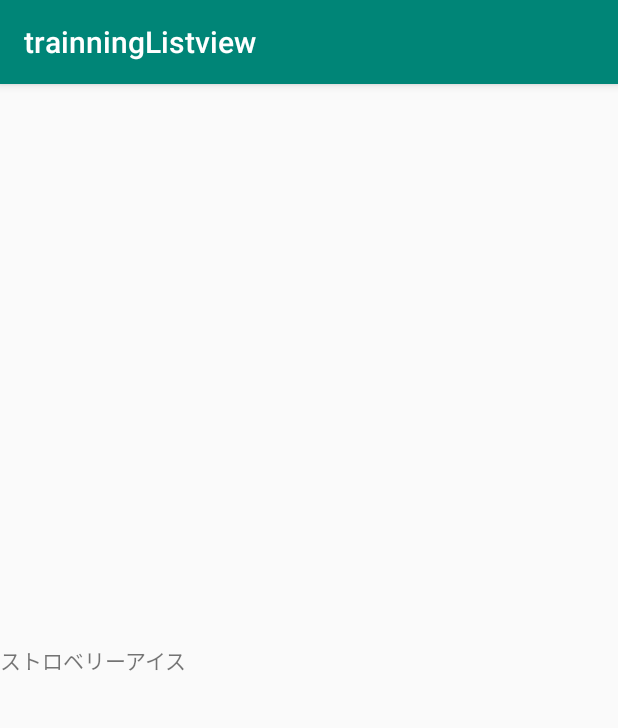
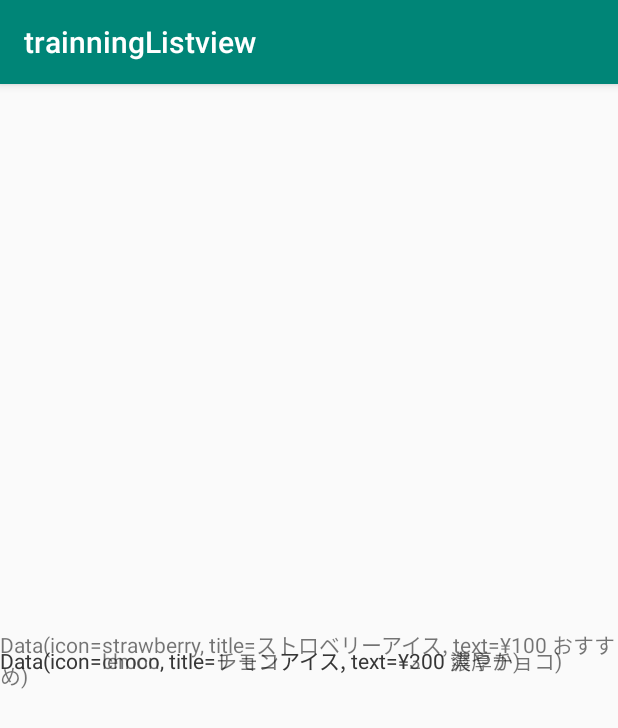
Before and after one commit to pii-programmer/trainningListview, an Android app: the screen it shows after launch (SubActivity), after a tap on "ストロベリーアイス", on a phone screen of 412 x 824 dp. Shown: the top 728 px of the screen. Run offline under Robolectric (Android 15) with nearby library versions, the phone set to English and light mode, and no system bars.

Commit message:
選んだリストが表示される様になったが全部表示されちゃう

```diff
--- a/app/src/main/java/com/example/trainninglistview/SubActivity.kt
+++ b/app/src/main/java/com/example/trainninglistview/SubActivity.kt
@@ -15,33 +15,25 @@ class SubActivity : AppCompatActivity(){
 
         val state = intent.getSerializableExtra("ICE_CREAM")
         if (state is DataState){
-            when {
-                state.strawberry == "Data(icon=strawberry, title=ストロベリーアイス, text=¥100 おすすめ)" -> {
-                    ice_cream.text = "ストロベリーアイス"
-                }
-                state.choco == "Data(icon=choco, title=チョコアイス, text=¥300 濃厚チョコ)" -> {
-                    ice_cream.text = "チョコアイス"
-                }
-                state.lemon == "Data(icon=lemon, title=レモンアイス, text=¥200 爽やか)" -> {
-                    ice_cream.text = "レモンアイス"
-                }
-            }
+            ice_cream_s.setText(state.strawberry)
+            ice_cream_c.setText(state.choco)
+            ice_cream_l.setText(state.lemon)
         }
 
-//        when {
-//            iceCream == "Data(icon=strawberry, title=ストロベリーアイス, text=¥100 おすすめ)" -> {
-//                ice_cream.text = "ストロベリーアイス"
-//            }
-//            iceCream == "Data(icon=choco, title=チョコアイス, text=¥300 濃厚チョコ)" -> {
-//                ice_cream.text = "チョコアイス"
-//            }
-//            iceCream == "Data(icon=lemon, title=レモンアイス, text=¥200 爽やか)" -> {
-//                ice_cream.text = "レモンアイス"
-//            }
-//        }
     }
 }
 
+//          when {
+//                state.strawberry == "Data(icon=strawberry, title=ストロベリーアイス, text=¥100 おすすめ)" -> {
+//                    ice_cream_s.text = "ストロベリーアイス"
+//                }
+//                state.choco == "Data(icon=choco, title=チョコアイス, text=¥300 濃厚チョコ)" -> {
+//                    ice_cream_c.text = "チョコアイス"
+//                }
+//                state.lemon == "Data(icon=lemon, title=レモンアイス, text=¥200 爽やか)" -> {
+//                    ice_cream_l.text = "レモンアイス"
+//                }
+//            }
 
 
 
--- a/app/src/main/res/layout/activity_sub.xml
+++ b/app/src/main/res/layout/activity_sub.xml
@@ -10,7 +10,27 @@
 
 
         <TextView
-            android:id="@+id/ice_cream"
+            android:id="@+id/ice_cream_s"
+            android:layout_width="match_parent"
+            android:layout_height="wrap_content"
+            app:layout_constraintTop_toTopOf="parent"
+            app:layout_constraintBottom_toBottomOf="parent"
+            app:layout_constraintStart_toStartOf="parent"
+            app:layout_constraintEnd_toEndOf="parent"
+            />
+
+        <TextView
+            android:id="@+id/ice_cream_c"
+            android:layout_width="match_parent"
+            android:layout_height="wrap_content"
+            app:layout_constraintTop_toTopOf="parent"
+            app:layout_constraintBottom_toBottomOf="parent"
+            app:layout_constraintStart_toStartOf="parent"
+            app:layout_constraintEnd_toEndOf="parent"
+            />
+
+        <TextView
+            android:id="@+id/ice_cream_l"
             android:layout_width="match_parent"
             android:layout_height="wrap_content"
             app:layout_constraintTop_toTopOf="parent"
```
